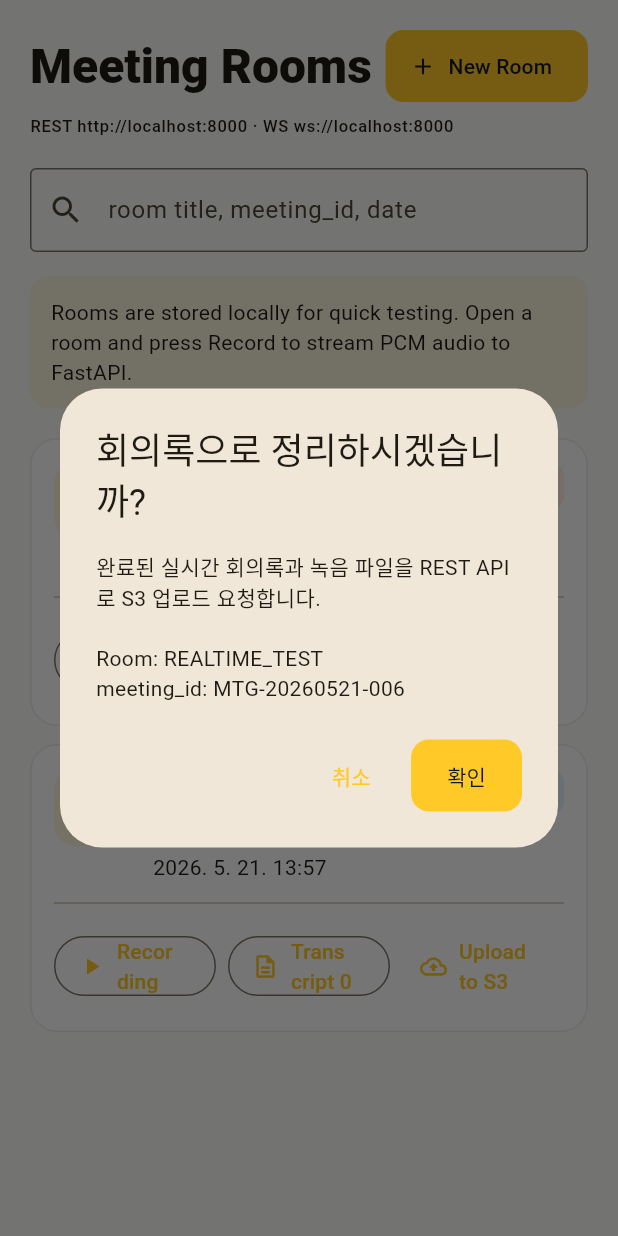
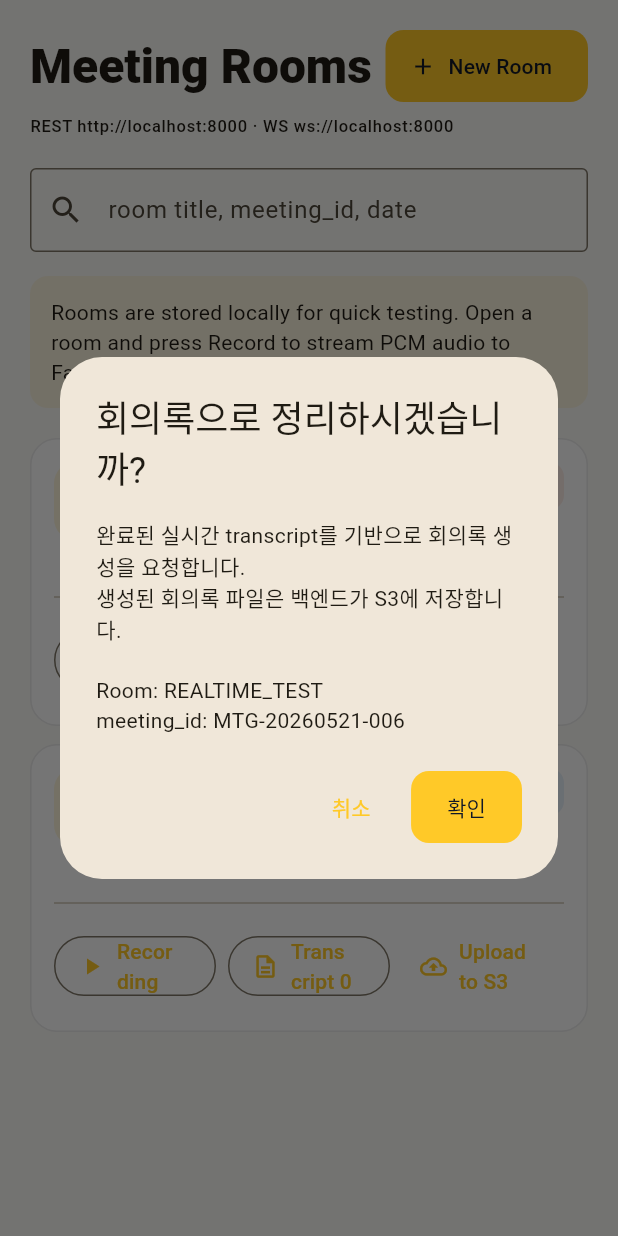
Before and after one commit to Haamseongho/KB-AI-Hackerton-Frontend, a Flutter app: the screen it shows after launch, after a tap on "Upload to S3", on a phone screen of 412 x 824 dp. Run offline on Flutter 3.47's test engine with Material 3 defaults, Android fonts, the phone set to English and light mode, and no system bars; our stand-ins replace permission_handler.

Commit message:
백엔드 'dev-sungho-2-merge' 기준으로 플러터 수정.

```diff
--- a/lib/features/meetings/data/in_memory_meeting_repository.dart
+++ b/lib/features/meetings/data/in_memory_meeting_repository.dart
@@ -26,7 +26,7 @@ class InMemoryMeetingRepository implements MeetingRepository {
             filePath: '/local/REALTIME_TEST_20260521.m4a',
             contentType: 'audio/mp4',
             durationMs: 59000,
-            realtimeAudioEncoding: 'pcm_s16le',
+            realtimeAudioEncoding: 'pcm',
             realtimeSampleRate: 16000,
             realtimeChannels: 1,
           ),
--- a/lib/features/meetings/domain/meeting_status.dart
+++ b/lib/features/meetings/domain/meeting_status.dart
@@ -1,5 +1,11 @@
 enum MeetingStatus {
   ready('ready', 'Ready'),
+  created('created', 'Created'),
+  uploadUrlIssued('upload_url_issued', 'Upload URL issued'),
+  uploaded('uploaded', 'Uploaded'),
+  queued('queued', 'Queued'),
+  orchestrationStarting('orchestration_starting', 'Starting'),
+  orchestrationStarted('orchestration_started', 'Started'),
   recording('recording', 'Recording'),
   paused('paused', 'Paused'),
   transcribing('transcribing', 'Transcribing'),
@@ -7,7 +13,6 @@ enum MeetingStatus {
   summaryQueued('summary_queued', 'Summary queued'),
   summarizing('summarizing', 'Summarizing'),
   completed('completed', 'Completed'),
-  uploaded('uploaded', 'Uploaded'),
   failed('failed', 'Failed');
 
   const MeetingStatus(this.value, this.label);
--- a/lib/features/meetings/presentation/meeting_room_page.dart
+++ b/lib/features/meetings/presentation/meeting_room_page.dart
@@ -154,7 +154,7 @@ class _MeetingRoomPageState extends State<MeetingRoomPage> {
         return AlertDialog(
           title: const Text('회의록으로 정리하시겠습니까?'),
           content: Text(
-            '녹음 파일과 transcript를 REST API로 S3 업로드 요청합니다.\n\nRoom: ${room?.title ?? '-'}\nmeeting_id: ${room?.meetingId ?? '-'}',
+            '완료된 실시간 transcript를 기반으로 회의록 생성을 요청합니다.\n생성된 회의록 파일은 백엔드가 S3에 저장합니다.\n\nRoom: ${room?.title ?? '-'}\nmeeting_id: ${room?.meetingId ?? '-'}',
           ),
           actions: [
             TextButton(
--- a/lib/features/meetings/presentation/meetings_controller.dart
+++ b/lib/features/meetings/presentation/meetings_controller.dart
@@ -190,15 +190,28 @@ class MeetingsController extends ChangeNotifier {
           'Backend meeting id is missing. Create the room while the API server is reachable before upload.',
         );
       }
-      statusMessage = 'Requesting presigned upload URLs.';
+      statusMessage = 'Requesting realtime minutes generation.';
       errorMessage = null;
       notifyListeners();
-      await _api.requestAudioUploadUrl(backendMeetingId);
+      final segments = room.segments.isEmpty
+          ? null
+          : room.segments
+                .map(
+                  (segment) => {
+                    'speaker_label': segment.speaker,
+                    'transcript_text': segment.text,
+                  },
+                )
+                .toList(growable: false);
+      await _api.createMinutesFromRealtime(
+        backendMeetingId,
+        segments: segments,
+      );
       final updated = room.copyWith(
-        status: MeetingStatus.uploaded,
+        status: MeetingStatus.completed,
         updatedAt: DateTime.now(),
       );
-      await _saveAndSelect(updated, 'Upload API call completed.');
+      await _saveAndSelect(updated, 'Realtime minutes generation completed.');
     } catch (error) {
       errorMessage = _userMessage(error);
       notifyListeners();
@@ -234,6 +247,12 @@ class MeetingsController extends ChangeNotifier {
   String _messageFor(MeetingStatus status) {
     return switch (status) {
       MeetingStatus.ready => 'Ready. Press Record to stream PCM audio.',
+      MeetingStatus.created => 'Meeting is created.',
+      MeetingStatus.uploadUrlIssued => 'Upload URL has been issued.',
+      MeetingStatus.uploaded => 'Uploaded to S3.',
+      MeetingStatus.queued => 'Meeting job is queued.',
+      MeetingStatus.orchestrationStarting => 'Workflow is starting.',
+      MeetingStatus.orchestrationStarted => 'Workflow has started.',
       MeetingStatus.recording => 'Backend status: transcribing',
       MeetingStatus.paused => 'Transcription is paused.',
       MeetingStatus.transcribing => 'Backend status: transcribing',
@@ -241,7 +260,6 @@ class MeetingsController extends ChangeNotifier {
       MeetingStatus.summaryQueued => 'Summary job is queued.',
       MeetingStatus.summarizing => 'Summarizing transcript.',
       MeetingStatus.completed => 'Meeting minutes are ready.',
-      MeetingStatus.uploaded => 'Uploaded to S3.',
       MeetingStatus.failed => 'Processing failed.',
     };
   }
--- a/lib/features/meetings/presentation/meetings_page.dart
+++ b/lib/features/meetings/presentation/meetings_page.dart
@@ -141,7 +141,7 @@ class _MeetingsPageState extends State<MeetingsPage> {
         return AlertDialog(
           title: const Text('회의록으로 정리하시겠습니까?'),
           content: Text(
-            '완료된 실시간 회의록과 녹음 파일을 REST API로 S3 업로드 요청합니다.\n\nRoom: ${room?.title ?? '-'}\nmeeting_id: ${room?.meetingId ?? '-'}',
+            '완료된 실시간 transcript를 기반으로 회의록 생성을 요청합니다.\n생성된 회의록 파일은 백엔드가 S3에 저장합니다.\n\nRoom: ${room?.title ?? '-'}\nmeeting_id: ${room?.meetingId ?? '-'}',
           ),
           actions: [
             TextButton(
--- a/lib/features/meetings/presentation/widgets/status_chip.dart
+++ b/lib/features/meetings/presentation/widgets/status_chip.dart
@@ -12,6 +12,11 @@ class StatusChip extends StatelessWidget {
   Widget build(BuildContext context) {
     final color = switch (status) {
       MeetingStatus.ready => Colors.amber.shade700,
+      MeetingStatus.created ||
+      MeetingStatus.uploadUrlIssued ||
+      MeetingStatus.queued => Colors.amber.shade700,
+      MeetingStatus.orchestrationStarting ||
+      MeetingStatus.orchestrationStarted => Colors.indigo.shade700,
       MeetingStatus.recording => Colors.red.shade600,
       MeetingStatus.paused => Colors.deepOrange.shade700,
       MeetingStatus.transcribing => Colors.green.shade700,
```
Also changed, not shown: lib/core/websocket/transcription_socket_client.dart (+18 -12 lines), lib/features/meetings/data/meeting_api.dart (+10 -0 lines), 2 other files.
